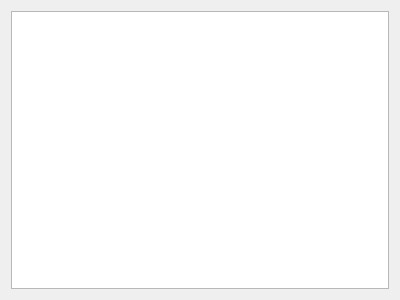
First picture: the form in submissionviewdialog.ui, repository tabvn/programming-contests-platform, before the edit.
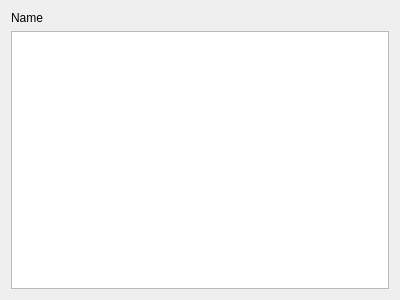
Second picture: the form after the edit.

Patch:
```diff
--- a/submissionviewdialog.ui
+++ b/submissionviewdialog.ui
@@ -13,9 +13,20 @@
   <property name="windowTitle">
    <string>Dialog</string>
   </property>
+  <layout class="QVBoxLayout" name="verticalLayout_2">
+   <item>
   <layout class="QVBoxLayout" name="verticalLayout">
+     <item>
+      <widget class="QLabel" name="label">
+       <property name="text">
+        <string>Name</string>
+       </property>
+      </widget>
+     </item>
    <item>
     <widget class="QPlainTextEdit" name="codePlainTextEdit"/>
+     </item>
+    </layout>
    </item>
   </layout>
  </widget>
```
Lines whose indentation alone changed are shown as unchanged.
